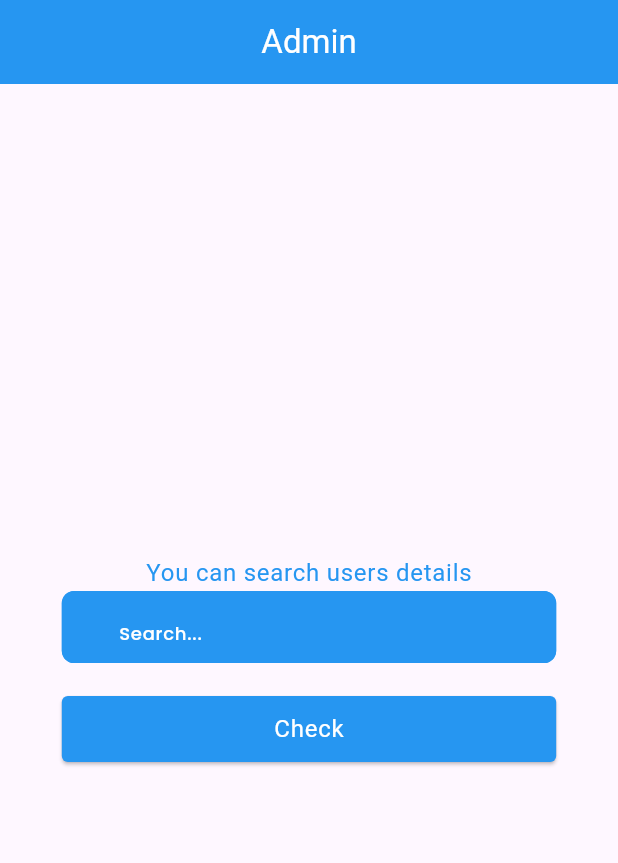
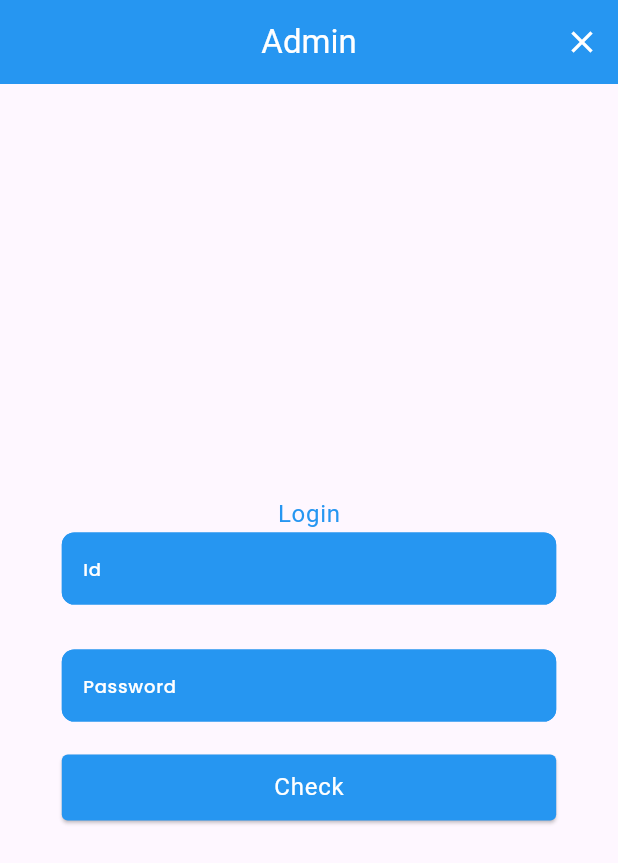
Before and after one commit to manojbhatta500/course_study, a Flutter app: the AdminLoginScreen screen opened directly, on a phone screen of 412 x 824 dp. Shown: the top 863 px of the screen. Run offline on Flutter 3.47's test engine with Material 3 defaults, Android fonts, the phone set to English and light mode, and no system bars; our stand-ins replace google_fonts.

Commit message:
added button

```diff
--- a/lib/feature/admin/ui/admin_login.dart
+++ b/lib/feature/admin/ui/admin_login.dart
@@ -16,6 +16,17 @@ class AdminLoginScreen extends StatelessWidget {
           'Admin',
           style: TextStyle(color: secondaryColor),
         ),
+        automaticallyImplyLeading: false,
+        actions: [
+          IconButton(
+              onPressed: () {
+                Navigator.pop(context);
+              },
+              icon: Icon(
+                Icons.close,
+                color: Colors.white,
+              ))
+        ],
         centerTitle: true,
         backgroundColor: primaryColor,
       ),
--- a/lib/feature/admin/widgets/admin_login_card.dart
+++ b/lib/feature/admin/widgets/admin_login_card.dart
@@ -1,4 +1,4 @@
-import 'package:coursestudy/feature/user/user_screen/user_details.dart';
+import 'package:coursestudy/feature/user/pages/user_screen/user_details.dart';
 import 'package:coursestudy/util/custom_text_form_field.dart';
 import 'package:coursestudy/util/theme.dart';
 import 'package:flutter/material.dart';
@@ -8,23 +8,30 @@ class AdminLoginCard extends StatelessWidget {
 
   @override
   Widget build(BuildContext context) {
+    bool desktopScreen = MediaQuery.of(context).size.width > 600;
+    double width = MediaQuery.of(context).size.width;
     return Column(
       mainAxisAlignment: MainAxisAlignment.start,
       mainAxisSize: MainAxisSize.min,
       children: [
         Text(
-          "You can search users details",
+          "Login",
           style: Theme.of(context)
               .textTheme
               .bodyLarge!
               .copyWith(color: primaryColor),
         ),
         const CustomTextFormField(
-          hintText: "Search...",
-          prefixIcon: Icon(
-            Icons.search,
-            color: secondaryColor,
-          ),
+          hintText: "Id",
+          fillColor: primaryColor,
+          keyBoardType: TextInputType.text,
+        ),
+        SizedBox(
+          height: 30,
+        ),
+        const CustomTextFormField(
+          hintText: "Password",
+          obscure: true,
           fillColor: primaryColor,
           keyBoardType: TextInputType.text,
         ),
--- a/lib/feature/user/widgets/user_screen_login.dart
+++ b/lib/feature/user/widgets/user_screen_login.dart
@@ -1,4 +1,4 @@
-import 'package:coursestudy/feature/user/user_screen/user_details.dart';
+import 'package:coursestudy/feature/user/pages/user_screen/user_details.dart';
 import 'package:coursestudy/util/custom_text_form_field.dart';
 import 'package:coursestudy/util/theme.dart';
 import 'package:flutter/material.dart';
--- a/lib/main.dart
+++ b/lib/main.dart
@@ -3,7 +3,7 @@ import 'package:coursestudy/util/size.dart';
 import 'package:coursestudy/util/theme.dart';
 import 'package:flutter/material.dart';
 
-import 'feature/user/user_screen/user_screen.dart';
+import 'feature/user/pages/user_screen/user_screen.dart';
 
 Future<void> main() async {
   runApp(const MyApp());
--- a/lib/util/custom_text_form_field.dart
+++ b/lib/util/custom_text_form_field.dart
@@ -47,7 +47,6 @@ class CustomTextFormField extends StatelessWidget {
         suffix: sufixIcon,
         alignLabelWithHint: true,
         filled: true,
-        //fillColor: fillColor,
         fillColor: primaryColor,
         contentPadding:
             const EdgeInsets.symmetric(horizontal: 10.0, vertical: 0),
@@ -56,7 +55,6 @@ class CustomTextFormField extends StatelessWidget {
             .textTheme
             .labelMedium!
             .copyWith(color: secondaryColor),
-
         enabled: true,
       ),
       autovalidateMode: AutovalidateMode.onUserInteraction,
--- a/lib/util/theme.dart
+++ b/lib/util/theme.dart
@@ -18,9 +18,9 @@ ThemeData lightTheme(BuildContext context) {
         color: primaryColor,
       ),
     ),
-    buttonTheme: const ButtonThemeData(
-      buttonColor: primaryColor,
-    ),
+    // buttonTheme: const ButtonThemeData(
+    //   buttonColor: primaryColor,
+    // ),
     cardColor: secondaryColor,
     floatingActionButtonTheme: FloatingActionButtonThemeData(
       backgroundColor: primaryColor,
```
Also changed, not shown: lib/feature/user/pages/user_screen/user_screen.dart (renamed from lib/feature/user/user_screen/user_screen.dart, +16 -3 lines), lib/feature/user/pages/user_screen/user_details.dart (renamed from lib/feature/user/user_screen/user_details.dart).
